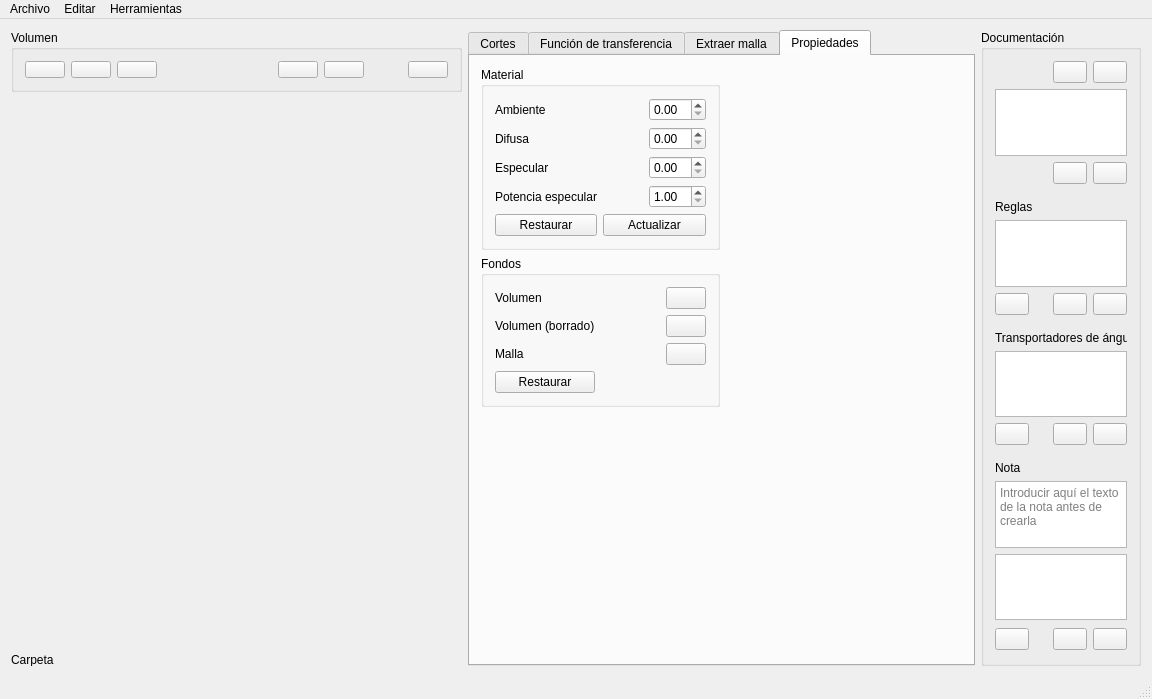
Old version of the form src/GUI/MainWindow.ui in the repository fblupi/3DCurator.
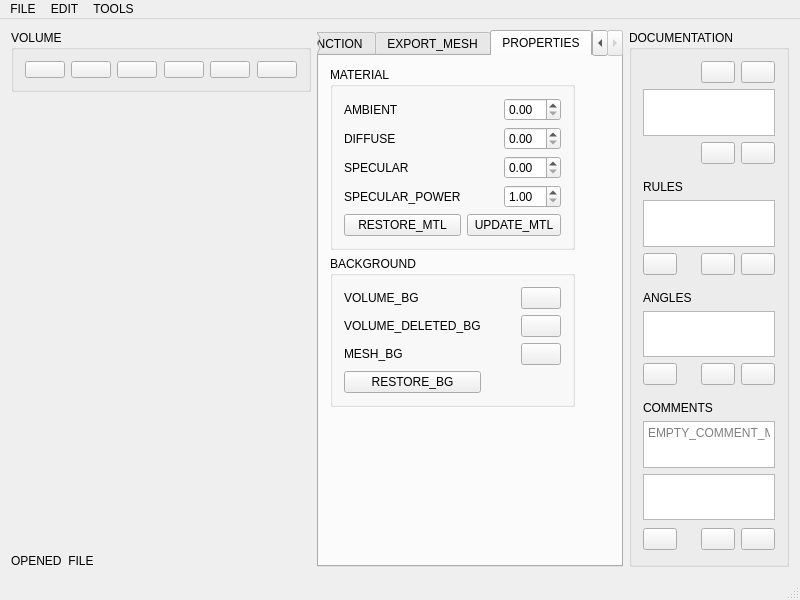
New version of the form. The open tabs and pages were chosen to show the change. Icons and pictures are not drawn. Custom widgets are drawn as their Qt base class.

Commit message: i18n working closes #72 and i18n MainWindow.ui closes #76

```diff
--- a/src/GUI/MainWindow.ui
+++ b/src/GUI/MainWindow.ui
@@ -6,8 +6,8 @@
    <rect>
     <x>0</x>
     <y>0</y>
-    <width>1152</width>
-    <height>699</height>
+    <width>800</width>
+    <height>600</height>
    </rect>
   </property>
   <property name="minimumSize">
@@ -34,7 +34,7 @@
        </size>
       </property>
       <property name="title">
-       <string>Volumen</string>
+       <string>VOLUME</string>
       </property>
       <property name="flat">
        <bool>false</bool>
@@ -216,7 +216,7 @@
       </property>
       <widget class="QWidget" name="tabSlices">
        <attribute name="title">
-        <string>Cortes</string>
+        <string>SLICES</string>
        </attribute>
        <layout class="QGridLayout" name="gridLayout_3">
         <item row="0" column="0" colspan="3">
@@ -450,7 +450,7 @@
       </widget>
       <widget class="QWidget" name="tabTransferFunction">
        <attribute name="title">
-        <string>Función de transferencia</string>
+        <string>TRANSFER_FUNCTION</string>
        </attribute>
        <layout class="QGridLayout" name="gridLayout_84">
         <item row="1" column="7">
@@ -836,7 +836,7 @@
       </widget>
       <widget class="QWidget" name="extractMeshTab">
        <attribute name="title">
-        <string>Extraer malla</string>
+        <string>EXPORT_MESH</string>
        </attribute>
        <layout class="QGridLayout" name="gridLayout_2">
         <item row="3" column="4">
@@ -1006,13 +1006,13 @@
         <enum>Qt::LeftToRight</enum>
        </property>
        <attribute name="title">
-        <string>Propiedades</string>
+        <string>PROPERTIES</string>
        </attribute>
        <layout class="QGridLayout" name="gridLayout_83">
         <item row="0" column="0" colspan="2">
          <widget class="QGroupBox" name="materialProperties">
           <property name="title">
-           <string>Material</string>
+           <string>MATERIAL</string>
           </property>
           <layout class="QGridLayout" name="gridLayout_86">
            <item row="1" column="3">
@@ -1031,21 +1031,21 @@
            <item row="2" column="1">
             <widget class="QLabel" name="specularLabel">
              <property name="text">
-              <string>Especular</string>
+              <string>SPECULAR</string>
              </property>
             </widget>
            </item>
            <item row="0" column="1">
             <widget class="QLabel" name="ambientLabel">
              <property name="text">
-              <string>Ambiente</string>
+              <string>AMBIENT</string>
              </property>
             </widget>
            </item>
            <item row="1" column="1">
             <widget class="QLabel" name="diffuseLabel">
              <property name="text">
-              <string>Difusa</string>
+              <string>DIFFUSE</string>
              </property>
             </widget>
            </item>
@@ -1091,7 +1091,7 @@
            <item row="3" column="1">
             <widget class="QLabel" name="powerLabel">
              <property name="text">
-              <string>Potencia especular</string>
+              <string>SPECULAR_POWER</string>
              </property>
             </widget>
            </item>
@@ -1153,7 +1153,7 @@
               <string>Restaurar material por defecto</string>
              </property>
              <property name="text">
-              <string>Restaurar</string>
+              <string>RESTORE_MTL</string>
              </property>
             </widget>
            </item>
@@ -1163,7 +1163,7 @@
               <string>Actualizar material</string>
              </property>
              <property name="text">
-              <string>Actualizar</string>
+              <string>UPDATE_MTL</string>
              </property>
             </widget>
            </item>
@@ -1200,13 +1200,13 @@
         <item row="1" column="0" colspan="2">
          <widget class="QGroupBox" name="groupBox_2">
           <property name="title">
-           <string>Fondos</string>
+           <string>BACKGROUND</string>
           </property>
           <layout class="QGridLayout" name="gridLayout_4">
            <item row="3" column="0">
             <widget class="QLabel" name="meshBackgroundLabel">
              <property name="text">
-              <string>Malla</string>
+              <string>MESH_BG</string>
              </property>
             </widget>
            </item>
@@ -1233,7 +1233,7 @@
            <item row="0" column="0">
             <widget class="QLabel" name="volumeBackgroundLabel">
              <property name="text">
-              <string>Volumen</string>
+              <string>VOLUME_BG</string>
              </property>
             </widget>
            </item>
@@ -1243,7 +1243,7 @@
               <string>Restaurar colores de fondo por defecto</string>
              </property>
              <property name="text">
-              <string>Restaurar</string>
+              <string>RESTORE_BG</string>
              </property>
             </widget>
            </item>
@@ -1269,7 +1269,7 @@
            <item row="2" column="0">
             <widget class="QLabel" name="volumeDeletingBackgroundLabel">
              <property name="text">
-              <string>Volumen (borrado)</string>
+              <string>VOLUME_DELETED_BG</string>
              </property>
             </widget>
            </item>
@@ -1360,7 +1360,7 @@
        </size>
       </property>
       <property name="title">
-       <string>Documentación</string>
+       <string>DOCUMENTATION</string>
       </property>
       <layout class="QGridLayout" name="gridLayout_5">
        <item row="10" column="2">
@@ -1464,7 +1464,7 @@
        <item row="4" column="0" colspan="2">
         <widget class="QLabel" name="ruleLabel">
          <property name="text">
-          <string>Reglas</string>
+          <string>RULES</string>
          </property>
         </widget>
        </item>
@@ -1556,7 +1556,7 @@
        <item row="8" column="0" colspan="6">
         <widget class="QLabel" name="protractorLabel">
          <property name="text">
-          <string>Transportadores de ángulos</string>
+          <string>ANGLES</string>
          </property>
         </widget>
        </item>
@@ -1593,14 +1593,7 @@
 &lt;p style=&quot;-qt-paragraph-type:empty; margin-top:0px; margin-bottom:0px; margin-left:0px; margin-right:0px; -qt-block-indent:0; text-indent:0px;&quot;&gt;&lt;br /&gt;&lt;/p&gt;&lt;/body&gt;&lt;/html&gt;</string>
          </property>
          <property name="placeholderText">
-          <string>Introducir aquí el texto de la nota antes de crearla</string>
-         </property>
-        </widget>
-       </item>
-       <item row="12" column="0">
-        <widget class="QLabel" name="annotationLabel">
-         <property name="text">
-          <string>Nota</string>
+          <string>EMPTY_COMMENT_MESSAGE</string>
          </property>
         </widget>
        </item>
@@ -1777,6 +1770,13 @@
          </property>
         </widget>
        </item>
+       <item row="12" column="0" colspan="6">
+        <widget class="QLabel" name="annotationLabel">
+         <property name="text">
+          <string>COMMENTS</string>
+         </property>
+        </widget>
+       </item>
       </layout>
      </widget>
     </item>
@@ -1799,7 +1799,7 @@
        </size>
       </property>
       <property name="text">
-       <string>Carpeta</string>
+       <string>OPENED_FILE</string>
       </property>
      </widget>
     </item>
@@ -1810,13 +1810,13 @@
     <rect>
      <x>0</x>
      <y>0</y>
-     <width>1152</width>
+     <width>800</width>
      <height>21</height>
     </rect>
    </property>
    <widget class="QMenu" name="menuArchivo">
     <property name="title">
-     <string>Archivo</string>
+     <string>FILE</string>
     </property>
     <addaction name="actionOpenDICOM"/>
     <addaction name="separator"/>
@@ -1827,7 +1827,7 @@
    </widget>
    <widget class="QMenu" name="menuEditar">
     <property name="title">
-     <string>Editar</string>
+     <string>EDIT</string>
     </property>
     <addaction name="actionEnableDisablePlane"/>
     <addaction name="actionSagitalPlane"/>
@@ -1849,7 +1849,7 @@
    </widget>
    <widget class="QMenu" name="menuHerramientas">
     <property name="title">
-     <string>Herramientas</string>
+     <string>TOOLS</string>
     </property>
     <addaction name="actionImportPreset"/>
     <addaction name="actionExportPreset"/>
```
Left out of the diff: 191 changed lines with no effect on the pictures. The commit also changes 6 other files.
